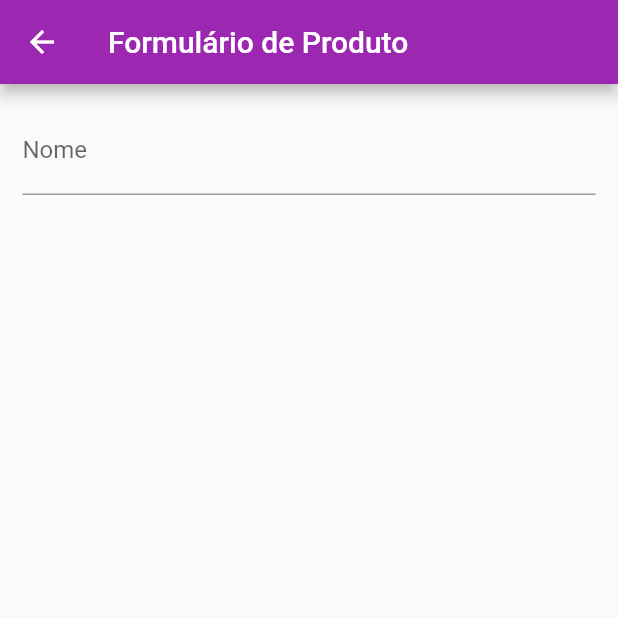
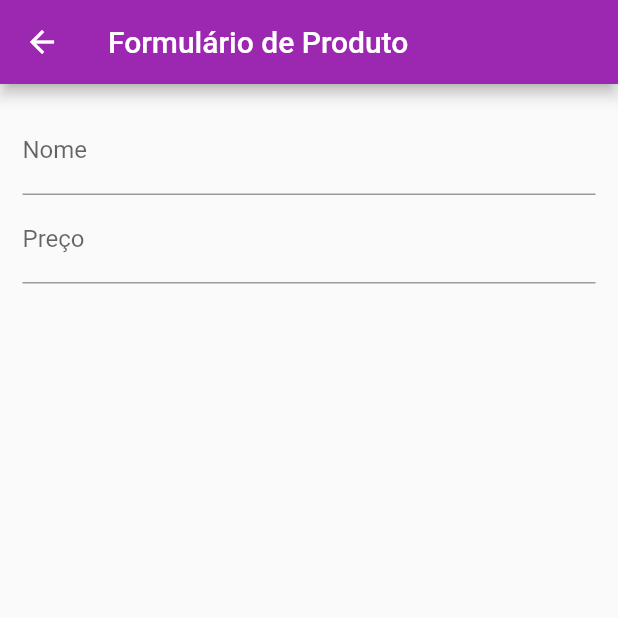
Before and after one commit to jccallves-developer/shop, a Flutter app: the ProductFormPage screen opened by its route, on a phone screen of 412 x 824 dp, the top half of it. Run offline on Flutter 3.47's test engine with Material 2 defaults, Android fonts, the phone set to English and light mode, and no system bars; network calls fail; Roboto replaces fonts that are missing (RobotoCondensed).

Commit message:
#Aula259 - Controlando o foco

```diff
--- a/lib/pages/product_form_page.dart
+++ b/lib/pages/product_form_page.dart
@@ -8,6 +8,8 @@ class ProductFormPage extends StatefulWidget {
 }
 
 class _ProductFormPageState extends State<ProductFormPage> {
+  final _priceFocus = FocusNode();
+
   @override
   Widget build(BuildContext context) {
     return Scaffold(
@@ -22,6 +24,17 @@ class _ProductFormPageState extends State<ProductFormPage> {
               TextFormField(
                 decoration: InputDecoration(labelText: 'Nome'),
                 textInputAction: TextInputAction.next,
+                onFieldSubmitted: (_) {
+                  FocusScope.of(context).requestFocus(_priceFocus);
+                },
+              ),
+              TextFormField(
+                decoration: InputDecoration(labelText: 'Preço'),
+                textInputAction: TextInputAction.next,
+                focusNode: _priceFocus,
+                keyboardType: TextInputType.numberWithOptions(
+                  decimal: true,
+                ),
               ),
             ],
           ),
```
